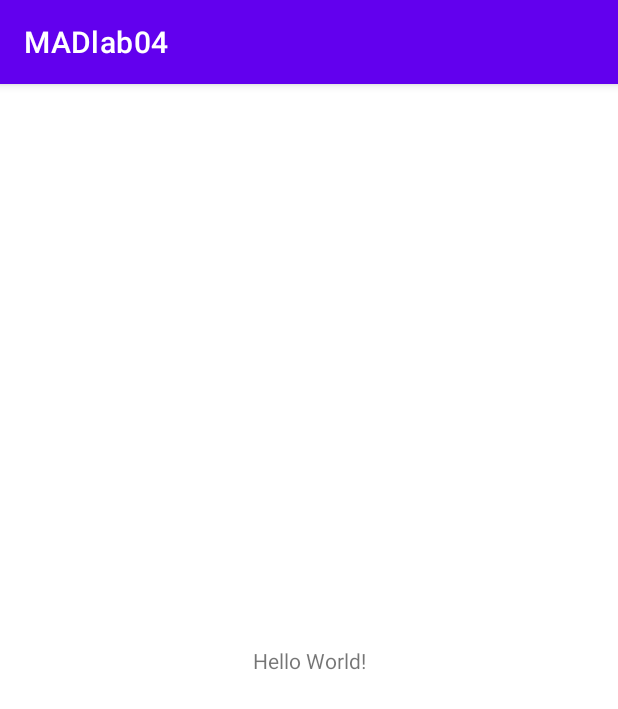
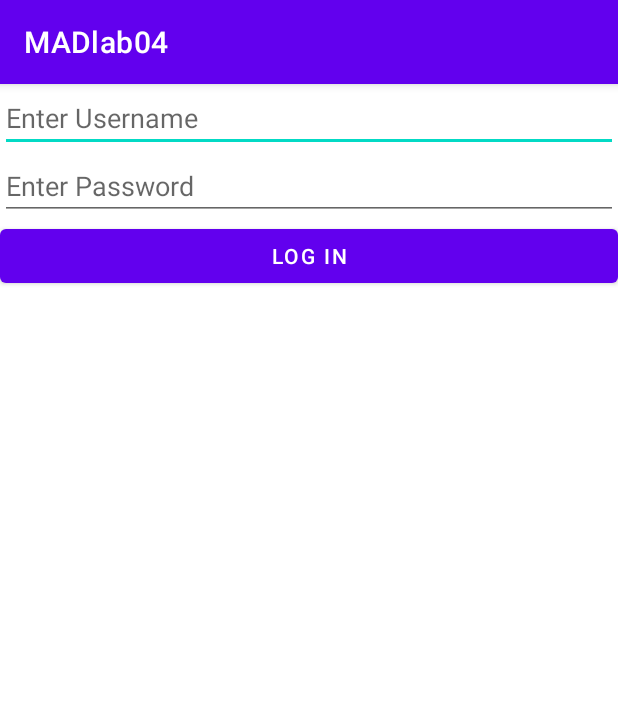
Before and after one commit to HirushiW/lab04-IT21229848, an Android app: the screen it shows after launch (MainActivity), on a phone screen of 412 x 824 dp. Shown: the top 709 px of the screen. Run offline under Robolectric (Android 15) with nearby library versions, the phone set to English and light mode, and no system bars.

Commit message:
Login page first

```diff
--- a/app/src/main/res/layout/activity_main.xml
+++ b/app/src/main/res/layout/activity_main.xml
@@ -1,18 +1,31 @@
 <?xml version="1.0" encoding="utf-8"?>
-<androidx.constraintlayout.widget.ConstraintLayout xmlns:android="http://schemas.android.com/apk/res/android"
+<LinearLayout xmlns:android="http://schemas.android.com/apk/res/android"
     xmlns:app="http://schemas.android.com/apk/res-auto"
     xmlns:tools="http://schemas.android.com/tools"
     android:layout_width="match_parent"
     android:layout_height="match_parent"
+    android:orientation="vertical"
     tools:context=".MainActivity">
 
-    <TextView
-        android:layout_width="wrap_content"
+    <EditText
+        android:id="@+id/editTextTextPersonName"
+        android:layout_width="match_parent"
         android:layout_height="wrap_content"
-        android:text="Hello World!"
-        app:layout_constraintBottom_toBottomOf="parent"
-        app:layout_constraintEnd_toEndOf="parent"
-        app:layout_constraintStart_toStartOf="parent"
-        app:layout_constraintTop_toTopOf="parent" />
+        android:ems="10"
+        android:hint="Enter Username"
+        android:inputType="textPersonName" />
 
-</androidx.constraintlayout.widget.ConstraintLayout>
+    <EditText
+        android:id="@+id/editTextTextPersonName2"
+        android:layout_width="match_parent"
+        android:layout_height="wrap_content"
+        android:ems="10"
+        android:hint="Enter Password"
+        android:inputType="textPersonName" />
+
+    <Button
+        android:id="@+id/button"
+        android:layout_width="match_parent"
+        android:layout_height="wrap_content"
+        android:text="LOG IN" />
+</LinearLayout>
```
